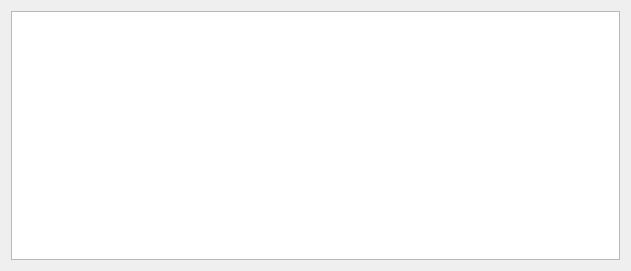
The window that src/loggerwidget/logview.ui (sijk/elapse) describes before a commit, drawn with Qt 5.
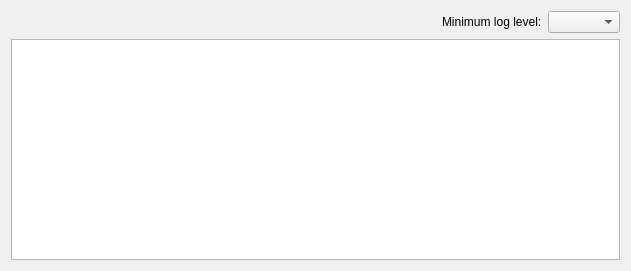
The same window after the commit.

```diff
--- a/src/loggerwidget/logview.ui
+++ b/src/loggerwidget/logview.ui
@@ -14,6 +14,36 @@
    <string>Message log</string>
   </property>
   <layout class="QVBoxLayout" name="verticalLayout">
+   <item>
+    <layout class="QHBoxLayout" name="horizontalLayout">
+     <item>
+      <spacer name="horizontalSpacer">
+       <property name="orientation">
+        <enum>Qt::Horizontal</enum>
+       </property>
+       <property name="sizeHint" stdset="0">
+        <size>
+         <width>40</width>
+         <height>20</height>
+        </size>
+       </property>
+      </spacer>
+     </item>
+     <item>
+      <widget class="QLabel" name="label">
+       <property name="text">
+        <string>Minimum log level:</string>
+       </property>
+       <property name="buddy">
+        <cstring>comboBox</cstring>
+       </property>
+      </widget>
+     </item>
+     <item>
+      <widget class="QComboBox" name="comboBox"/>
+     </item>
+    </layout>
+   </item>
    <item>
     <widget class="QTableView" name="tableView">
      <property name="editTriggers">
```
